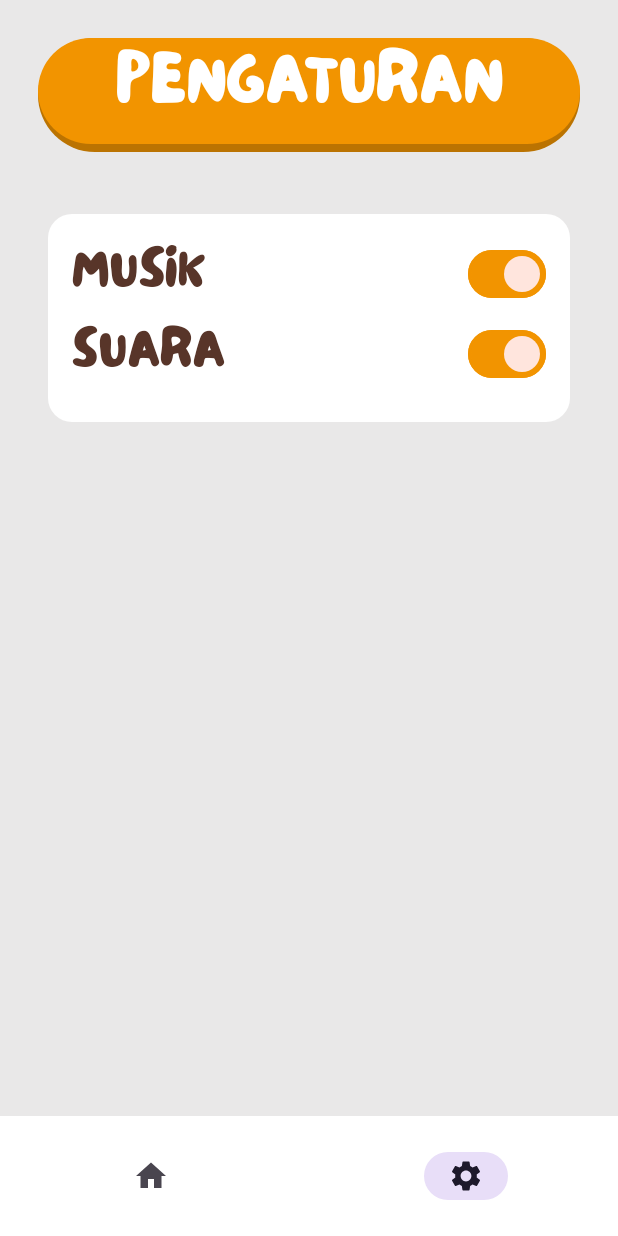
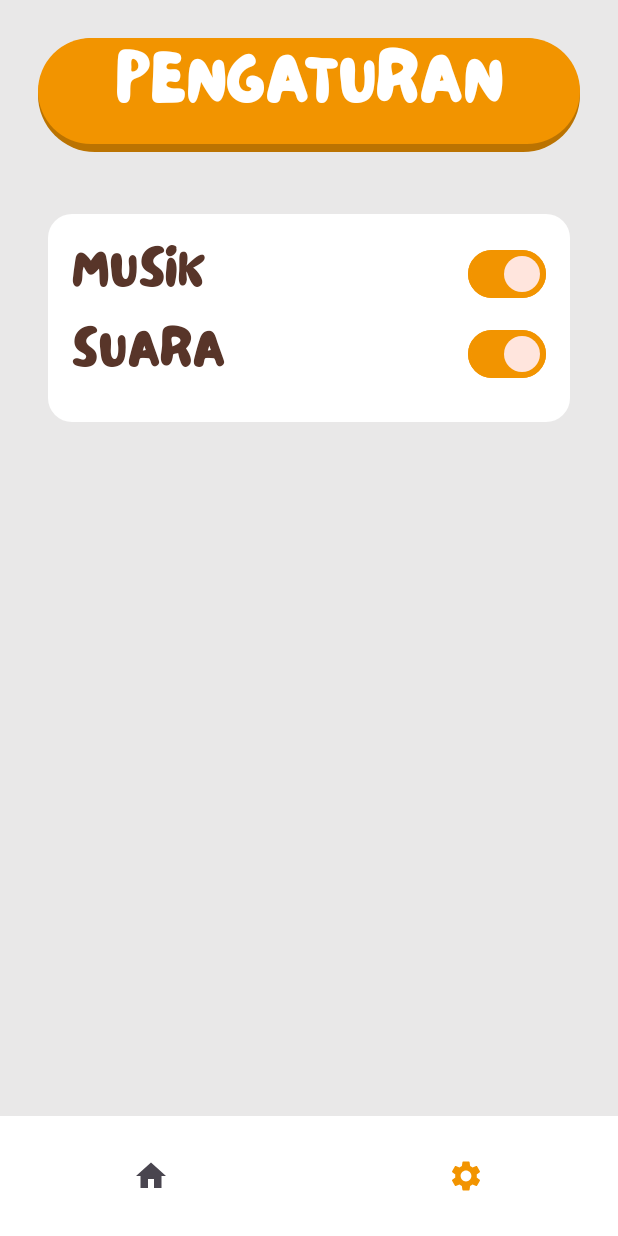
Before and after one commit to C23-PS045/NutriFruity, an Android app built with Jetpack Compose: the screen it shows after launch (MainActivity), item 2 of the bottom bar chosen, on a phone screen of 412 x 824 dp. Run offline under Robolectric (Android 15) with nearby library versions, the phone set to English and light mode, and no system bars.

Commit message:
change color for bot nav bar and added navigation to list

```diff
--- a/NutriFruityApp/app/src/main/java/com/linggash/nutrifruity/ui/NutriFruityApp.kt
+++ b/NutriFruityApp/app/src/main/java/com/linggash/nutrifruity/ui/NutriFruityApp.kt
@@ -8,6 +8,7 @@ import androidx.compose.material3.ExperimentalMaterial3Api
 import androidx.compose.material3.Icon
 import androidx.compose.material3.NavigationBar
 import androidx.compose.material3.NavigationBarItem
+import androidx.compose.material3.NavigationBarItemDefaults
 import androidx.compose.material3.Scaffold
 import androidx.compose.runtime.Composable
 import androidx.compose.runtime.getValue
@@ -24,8 +25,10 @@ import com.linggash.nutrifruity.R
 import com.linggash.nutrifruity.ui.navigation.NavigationItem
 import com.linggash.nutrifruity.ui.navigation.Screen
 import com.linggash.nutrifruity.ui.screen.home.HomeScreen
+import com.linggash.nutrifruity.ui.screen.list.FruitListScreen
 import com.linggash.nutrifruity.ui.screen.setting.SettingScreen
 import com.linggash.nutrifruity.ui.screen.splash.SplashScreen
+import com.linggash.nutrifruity.ui.theme.OrangePrimary
 
 @OptIn(ExperimentalMaterial3Api::class)
 @Composable
@@ -52,10 +55,13 @@ fun NutriFruityApp(
                 SplashScreen(navController = navController)
             }
             composable(Screen.Home.route) {
-                HomeScreen()
+                HomeScreen(navController = navController)
             }
             composable(Screen.Setting.route) {
                 SettingScreen()
+            }
+            composable(Screen.FruitList.route) {
+                FruitListScreen(navController = navController)
             }
         }
     }
@@ -94,6 +100,10 @@ private fun BottomBar(
                             contentDescription = items.title
                         )
                     },
+                    colors = NavigationBarItemDefaults.colors(
+                        selectedIconColor = OrangePrimary,
+                        indicatorColor = Color.White
+                    ),
                     selected = currentRoute == items.screen.route,
                     onClick = {
                         navController.navigate(items.screen.route) {
--- a/NutriFruityApp/app/src/main/java/com/linggash/nutrifruity/ui/navigation/Screen.kt
+++ b/NutriFruityApp/app/src/main/java/com/linggash/nutrifruity/ui/navigation/Screen.kt
@@ -4,4 +4,5 @@ sealed class Screen(val route: String) {
     object Home : Screen("home")
     object Setting : Screen("setting")
     object Splash : Screen("splash")
+    object FruitList : Screen("list")
 }
--- a/NutriFruityApp/app/src/main/java/com/linggash/nutrifruity/ui/screen/home/HomeScreen.kt
+++ b/NutriFruityApp/app/src/main/java/com/linggash/nutrifruity/ui/screen/home/HomeScreen.kt
@@ -1,5 +1,6 @@
 package com.linggash.nutrifruity.ui.screen.home
 
+import androidx.compose.foundation.clickable
 import androidx.compose.foundation.layout.Box
 import androidx.compose.foundation.layout.Column
 import androidx.compose.foundation.layout.Row
@@ -23,11 +24,15 @@ import androidx.compose.ui.text.style.TextAlign
 import androidx.compose.ui.tooling.preview.Preview
 import androidx.compose.ui.unit.dp
 import androidx.compose.ui.unit.sp
+import androidx.navigation.NavHostController
+import androidx.navigation.compose.rememberNavController
 import com.linggash.nutrifruity.R
 import com.linggash.nutrifruity.ui.component.CardComponent
+import com.linggash.nutrifruity.ui.navigation.Screen
 import com.linggash.nutrifruity.ui.theme.BrownText
 import com.linggash.nutrifruity.ui.theme.CreamPrimary
 import com.linggash.nutrifruity.ui.theme.CreamSecondary
+import com.linggash.nutrifruity.ui.theme.GrayBackground
 import com.linggash.nutrifruity.ui.theme.GreenPrimary
 import com.linggash.nutrifruity.ui.theme.GreenSecondary
 import com.linggash.nutrifruity.ui.theme.OrangePrimary
@@ -40,11 +45,13 @@ import com.linggash.nutrifruity.ui.theme.SpacingStandard
 @OptIn(ExperimentalMaterial3Api::class)
 @Composable
 fun HomeScreen(
-    modifier: Modifier = Modifier
+    modifier: Modifier = Modifier,
+    navController: NavHostController,
 ){
     val spacing = SpacingStandard
     Scaffold(
-        topBar = { TopBar(modifier) }
+        topBar = { TopBar(modifier) },
+        containerColor = GrayBackground
     ) { innerPadding ->
         Column(
             modifier = modifier
@@ -108,6 +115,9 @@ fun HomeScreen(
                         modifier = modifier
                             .fillMaxWidth()
                             .weight(1f)
+                            .clickable {
+                                navController.navigate(Screen.FruitList.route)
+                            }
                     ){
 
                     }
@@ -185,5 +195,5 @@ fun TopBar(
     showBackground = true
 )
 private fun HomePreview(){
-    HomeScreen()
+    HomeScreen(navController = rememberNavController())
 }
--- a/NutriFruityApp/build.gradle
+++ b/NutriFruityApp/build.gradle
@@ -1,4 +1,8 @@
-// Top-level build file where you can add configuration options common to all sub-projects/modules.
+buildscript {
+    dependencies {
+        classpath "com.google.dagger:hilt-android-gradle-plugin:2.45"
+    }
+}// Top-level build file where you can add configuration options common to all sub-projects/modules.
 plugins {
     id 'com.android.application' version '8.0.2' apply false
     id 'com.android.library' version '8.0.2' apply false
```
Also changed, not shown: NutriFruityApp/app/build.gradle (+28 -0 lines), NutriFruityApp/app/src/main/java/com/linggash/nutrifruity/ui/screen/list/FruitListScreen.kt (added, +13 -0 lines).
